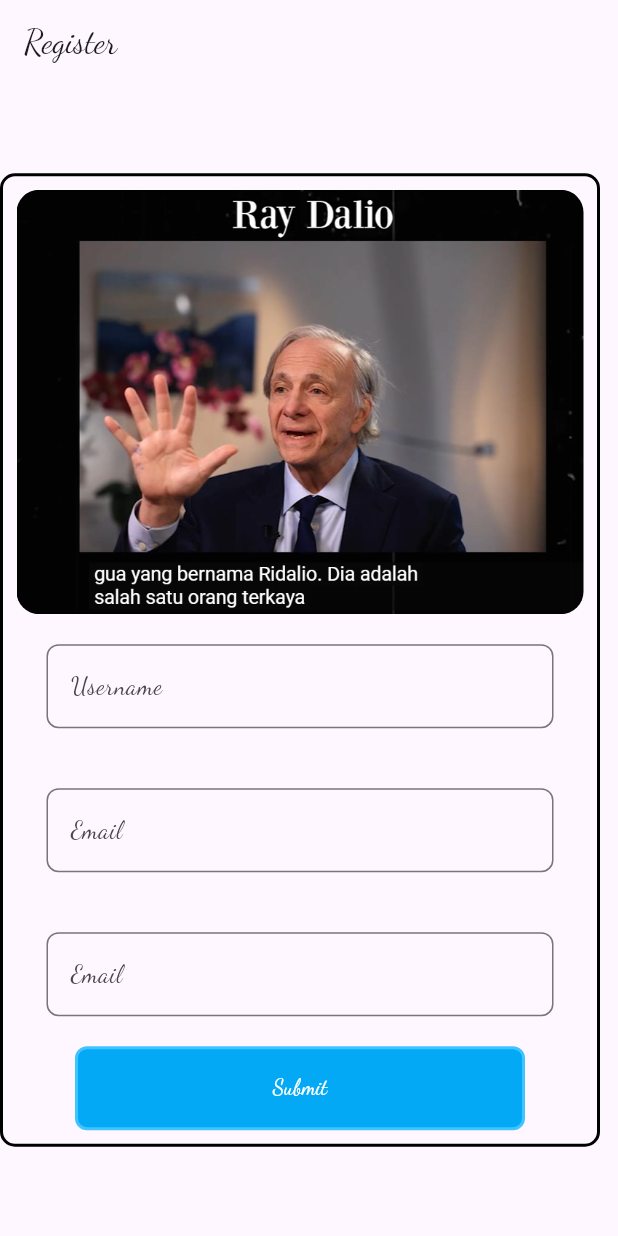
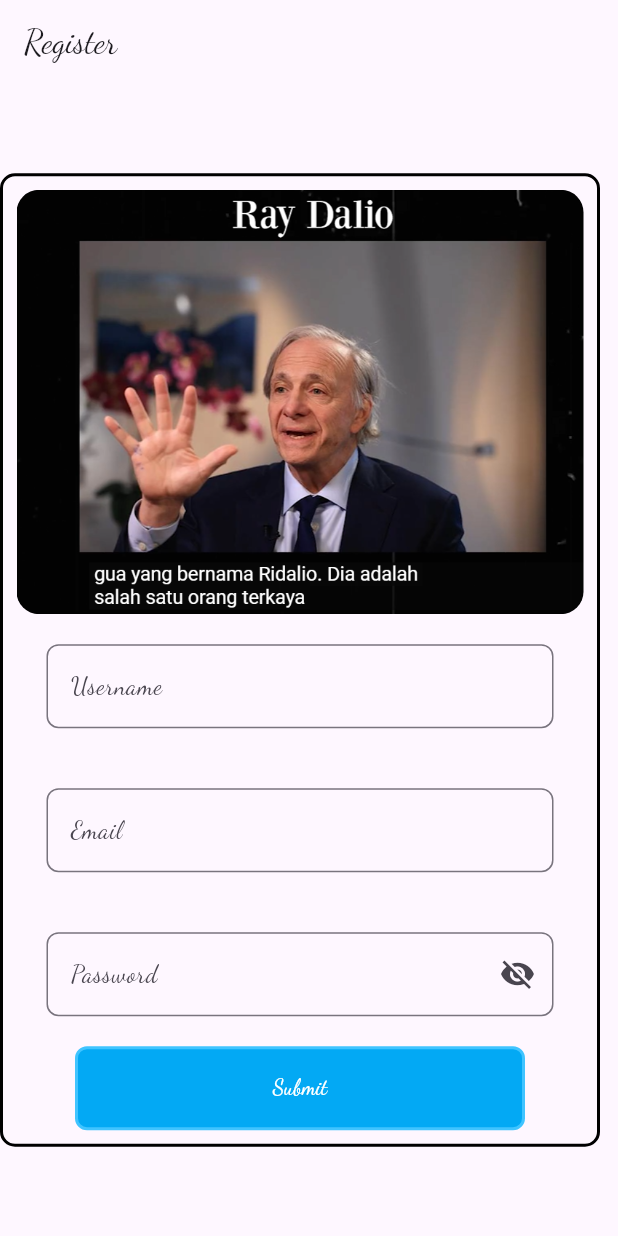
Before and after one commit to kevinefendy/blog-apps-frontend-, a Flutter app: the screen it shows after launch, on a phone screen of 412 x 824 dp. Run offline on Flutter 3.47's test engine with Material 3 defaults, Android fonts, the phone set to English and light mode, and no system bars; our stand-ins replace google_fonts, salomon_bottom_bar.

Commit message:
First Commit

```diff
--- a/lib/pages/register.dart
+++ b/lib/pages/register.dart
@@ -21,9 +21,15 @@ class Register extends StatefulWidget {
   State<Register> createState() => _RegisterState();
 }
 
+
+
 class _RegisterState extends State<Register> {
+
+ bool _obscurePassword = true;
+
   final username = TextEditingController();
   final email = TextEditingController();
+  final password = TextEditingController();
 
   @override
   Widget build(BuildContext context) {
@@ -92,21 +98,31 @@ class _RegisterState extends State<Register> {
                       ),
                     ),
                   ),
-                  // EMAIL
+                  // Password
                   Container(
                     padding: const EdgeInsets.all(20),
                     child: TextField(
-                      controller: email,
-                      keyboardType: TextInputType.emailAddress,
+                      controller: password,
+                      obscureText: _obscurePassword,
+                      keyboardType: TextInputType.visiblePassword,
                       decoration: InputDecoration(
-                        labelText: "Email",
-                        hintText: "Masukan Email",
+                        labelText: "Password",
+                        hintText: "Password here",
                         border: OutlineInputBorder(
                           borderRadius: BorderRadius.circular(8),
-                          borderSide: const BorderSide(
-                            color: Colors.grey,
-                            width: 2,
-                          ),
+
+                        ),
+                        suffixIcon: IconButton(
+                          icon: Icon(
+                            _obscurePassword
+                            ? Icons.visibility_off
+                            : Icons.visibility
+                            ),
+                            onPressed: () {
+                              setState(() {
+                                _obscurePassword = !_obscurePassword;
+                              });
+                            },
                         ),
                       ),
                     ),
```
